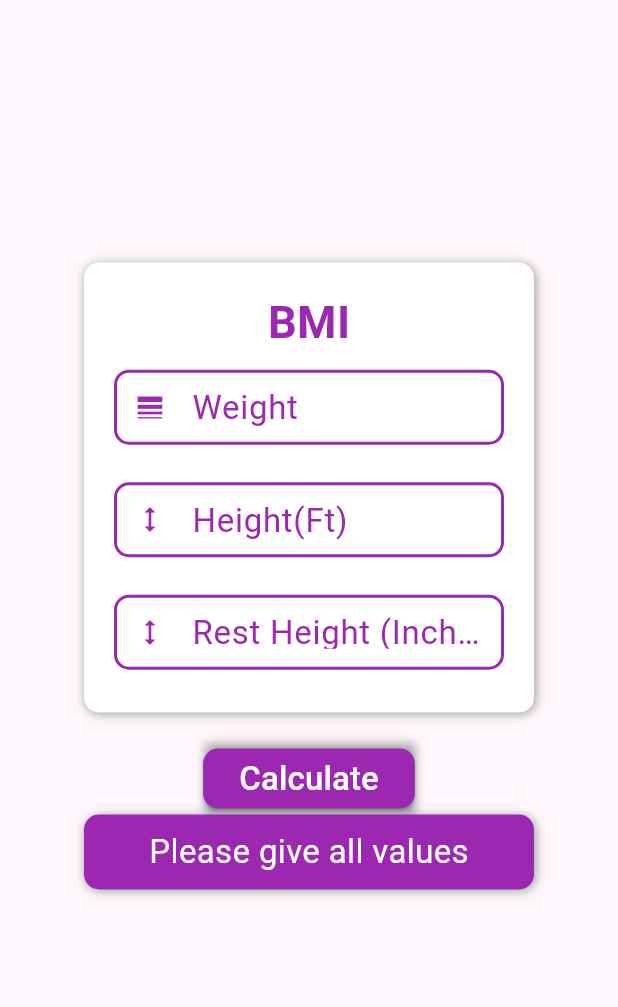
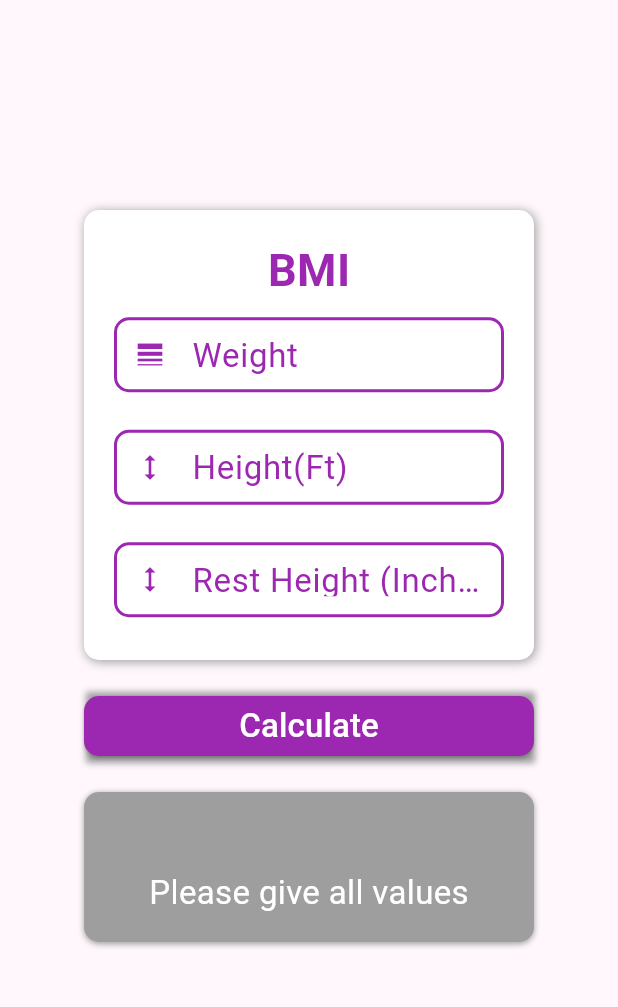
Before and after one commit to Cold-Thunder/bmi-app, a Flutter app: the screen it shows after launch, after a tap on "Calculate", on a phone screen of 412 x 824 dp, the part 84-1091 px from its top. Run offline on Flutter 3.47's test engine with Material 3 defaults, Android fonts, the phone set to English and light mode, and no system bars.

Commit message:
ui updated

```diff
--- a/lib/activities/MyHomePage.dart
+++ b/lib/activities/MyHomePage.dart
@@ -11,6 +11,7 @@ class _MyHomePage extends State<MyHomePage>{
   var inCont = TextEditingController();
 
   String result = '';
+  String wet = '';
 
   calculate(){
     var wt = wtCont.text.toString();
@@ -23,6 +24,24 @@ class _MyHomePage extends State<MyHomePage>{
       var totalInc = ((feet*12)+inches)*2.4;
       var metar = (totalInc/100);
       var bmi = weight/(metar*metar);
+
+      if(bmi < 18.5){
+        setState((){
+          wet = 'Have to Increase!';
+        });
+      }else if(bmi >= 18.5 && bmi <= 24.9){
+        setState((){
+          wet = 'Normal Weight!';
+        });
+      }else if(bmi > 24.9 && bmi < 30){
+        setState((){
+          wet = 'Over Weight!';
+        });
+      }else if(bmi > 30){
+        setState((){
+          wet = 'You are over weighted!';
+        });
+      }
 
       setState((){
         result = "Your BMI is : ${bmi.toStringAsFixed(3)}";
@@ -112,7 +131,7 @@ class _MyHomePage extends State<MyHomePage>{
                                         borderRadius: BorderRadius.circular(10),
                                       ),
                                       hintText: 'Give your weight...',
-                                      hintStyle: TextStyle(fontSize: 22, color: Colors.grey)
+                                      hintStyle: TextStyle(fontSize: 20, color: Colors.grey.shade500)
                                   )
                               )
                           )
@@ -149,7 +168,7 @@ class _MyHomePage extends State<MyHomePage>{
                                         borderRadius: BorderRadius.circular(10),
                                       ),
                                       hintText: 'Give your height in feet...',
-                                      hintStyle: TextStyle(fontSize: 22, color: Colors.grey)
+                                      hintStyle: TextStyle(fontSize: 20, color: Colors.grey.shade500)
                                   )
                               )
                           )
@@ -186,7 +205,7 @@ class _MyHomePage extends State<MyHomePage>{
                                         borderRadius: BorderRadius.circular(10),
                                       ),
                                       hintText: 'Give your rest height in inches...',
-                                      hintStyle: TextStyle(fontSize: 22, color: Colors.grey)
+                                      hintStyle: TextStyle(fontSize: 20, color: Colors.grey.shade500)
                                   )
                               )
                           )
@@ -194,14 +213,14 @@ class _MyHomePage extends State<MyHomePage>{
                     ],
                   )
                 ),
-
                 Container(
+                  width: 300,
                   decoration: BoxDecoration(
                       boxShadow: [
                         BoxShadow(
                             offset: Offset(1,1),
-                            blurRadius: 5,
-                            color: Colors.grey
+                            blurRadius: 3,
+                            color: Colors.grey,
                         )
                       ]
                   ),
@@ -210,7 +229,7 @@ class _MyHomePage extends State<MyHomePage>{
                     style: ElevatedButton.styleFrom(
                       backgroundColor: Colors.purple,
                       shape: RoundedRectangleBorder(
-                        borderRadius: BorderRadius.circular(10)
+                        borderRadius: BorderRadius.circular(10),
                       )
                     ),
                     onPressed: (){
@@ -219,21 +238,36 @@ class _MyHomePage extends State<MyHomePage>{
                   )
                 ),
                 result != '' ? Container(
-                  height: 50,
+                  margin: EdgeInsets.only(top: 20),
+                  height: 100,
                   width: 300,
                   alignment: Alignment.center,
                   decoration: BoxDecoration(
-                    color: Colors.purple,
+                    color: Colors.grey.shade500,
                     borderRadius: BorderRadius.circular(10),
                       boxShadow: [
                         BoxShadow(
-                            offset: Offset(1,1),
-                            blurRadius: 5,
+                            offset: Offset(0,1),
+                            blurRadius: 3,
                             color: Colors.grey
                         )
                       ]
                   ),
-                  child: Text("${result != '' ? result : ''}", style: TextStyle(fontSize: 22, color: Colors.white))
+                  child: Column(
+                    mainAxisAlignment: MainAxisAlignment.center,
+                    children: [
+                      Padding(
+                        padding: EdgeInsets.only(left: 10, right: 10),
+                        child:  Text("${wet != '' ? wet : ''}",
+                            style: TextStyle(
+                                fontSize: 24,
+                                color: Colors.white,
+                                fontWeight: FontWeight.bold)),
+                      ),
+                      Text("${result != '' ? result : ''}", style: TextStyle(fontSize: 22, color: Colors.white))
+
+                    ]
+                  )
                 ) : Container()
               ]
             )
```
